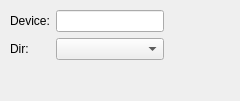
Above: kstars/tools/argstartfocusindi.ui from KDE/kstars before the change. Below: the same form after it.
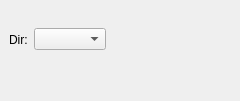
That is the form after the change.

The edit to the form file:
```diff
--- a/kstars/tools/argstartfocusindi.ui
+++ b/kstars/tools/argstartfocusindi.ui
@@ -14,7 +14,7 @@
   </property>
   <layout class="QVBoxLayout" >
    <property name="margin" >
-    <number>10</number>
+    <number>9</number>
    </property>
    <property name="spacing" >
     <number>6</number>
@@ -28,45 +28,15 @@
       <number>6</number>
      </property>
      <item>
-      <layout class="QVBoxLayout" >
-       <property name="margin" >
-        <number>0</number>
-       </property>
-       <property name="spacing" >
-        <number>6</number>
-       </property>
-       <item>
-        <widget class="QLabel" name="textLabel1" >
-         <property name="text" >
-          <string>Device:</string>
-         </property>
-        </widget>
-       </item>
-       <item>
         <widget class="QLabel" name="textLabel1_2" >
          <property name="text" >
           <string>Dir:</string>
          </property>
         </widget>
        </item>
-      </layout>
-     </item>
-     <item>
-      <layout class="QVBoxLayout" >
-       <property name="margin" >
-        <number>0</number>
-       </property>
-       <property name="spacing" >
-        <number>6</number>
-       </property>
-       <item>
-        <widget class="QLineEdit" name="deviceName" />
-       </item>
        <item>
         <widget class="QComboBox" name="directionCombo" />
        </item>
-      </layout>
-     </item>
      <item>
       <spacer>
        <property name="orientation" >
@@ -78,7 +48,7 @@
        <property name="sizeHint" >
         <size>
          <width>56</width>
-         <height>21</height>
+         <height>61</height>
         </size>
        </property>
       </spacer>
@@ -95,8 +65,8 @@
      </property>
      <property name="sizeHint" >
       <size>
-       <width>20</width>
-       <height>9</height>
+       <width>220</width>
+       <height>16</height>
       </size>
      </property>
     </spacer>
```
Lines whose indentation alone changed are shown as unchanged.
